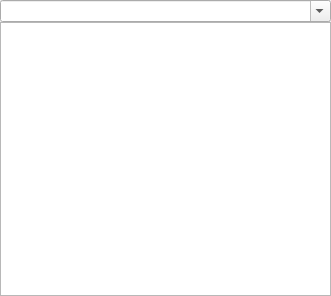
First picture: the form in libqcups/SelectMakeModel.ui, repository KDE/print-manager, before the edit.
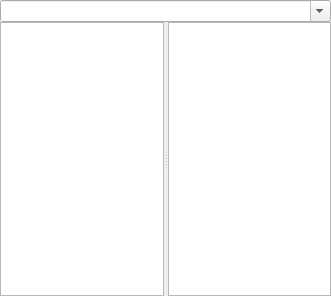
Second picture: the form after the edit. Custom widgets are drawn as their Qt base class.

Commit message: Initial work on the PPD model to support recommends drivers

Patch:
```diff
--- a/libqcups/SelectMakeModel.ui
+++ b/libqcups/SelectMakeModel.ui
@@ -43,10 +43,16 @@
     </widget>
    </item>
    <item row="1" column="0">
+    <widget class="QSplitter" name="splitter">
+     <property name="orientation">
+      <enum>Qt::Horizontal</enum>
+     </property>
+     <widget class="QListView" name="makeView"/>
     <widget class="QListView" name="ppdsLV">
      <property name="editTriggers">
       <set>QAbstractItemView::NoEditTriggers</set>
      </property>
+     </widget>
     </widget>
    </item>
   </layout>
```
Lines whose indentation alone changed are shown as unchanged. The commit also changes 3 other files.
